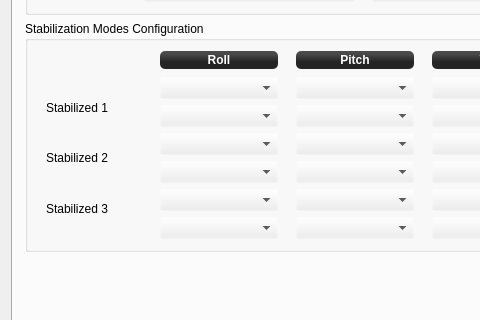
Qt form ground/openpilotgcs/src/plugins/config/input.ui (openpilot/OpenPilot) before a commit; both pictures show x 0 to 480 and y 264 to 584 of the 796 by 828 pixel window.
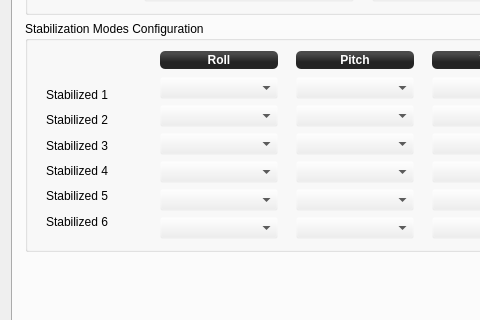
The same form after that commit. Icons and pictures are not drawn.

Commit message: OP-1309 fixed missing assignment in manualcontrol FM switch

Diff of the .ui file:
```diff
--- a/ground/openpilotgcs/src/plugins/config/input.ui
+++ b/ground/openpilotgcs/src/plugins/config/input.ui
@@ -771,6 +771,36 @@
                    </property>
                   </widget>
                  </item>
+                 <item>
+                  <widget class="QLabel" name="label_114">
+                   <property name="text">
+                    <string>Stabilized 4</string>
+                   </property>
+                   <property name="alignment">
+                    <set>Qt::AlignLeading|Qt::AlignLeft|Qt::AlignVCenter</set>
+                   </property>
+                  </widget>
+                 </item>
+                 <item>
+                  <widget class="QLabel" name="label_121">
+                   <property name="text">
+                    <string>Stabilized 5</string>
+                   </property>
+                   <property name="alignment">
+                    <set>Qt::AlignLeading|Qt::AlignLeft|Qt::AlignVCenter</set>
+                   </property>
+                  </widget>
+                 </item>
+                 <item>
+                  <widget class="QLabel" name="label_122">
+                   <property name="text">
+                    <string>Stabilized 6</string>
+                   </property>
+                   <property name="alignment">
+                    <set>Qt::AlignLeading|Qt::AlignLeft|Qt::AlignVCenter</set>
+                   </property>
+                  </widget>
+                 </item>
                 </layout>
                </widget>
               </item>
```
The commit also changes 1 other file.
